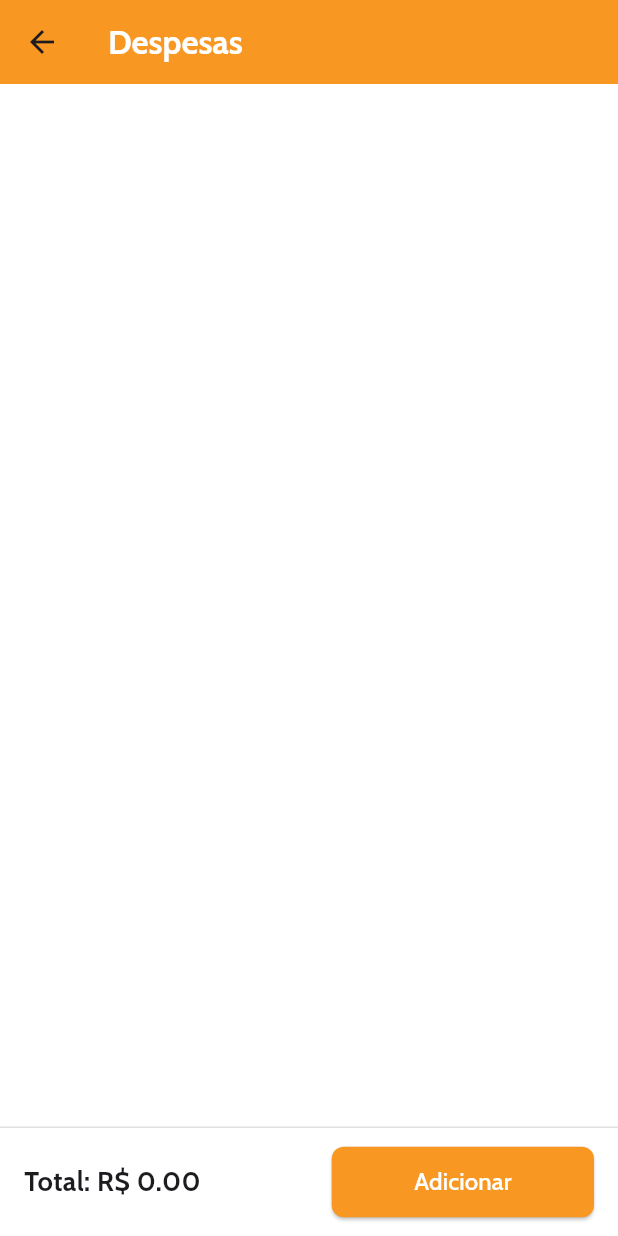
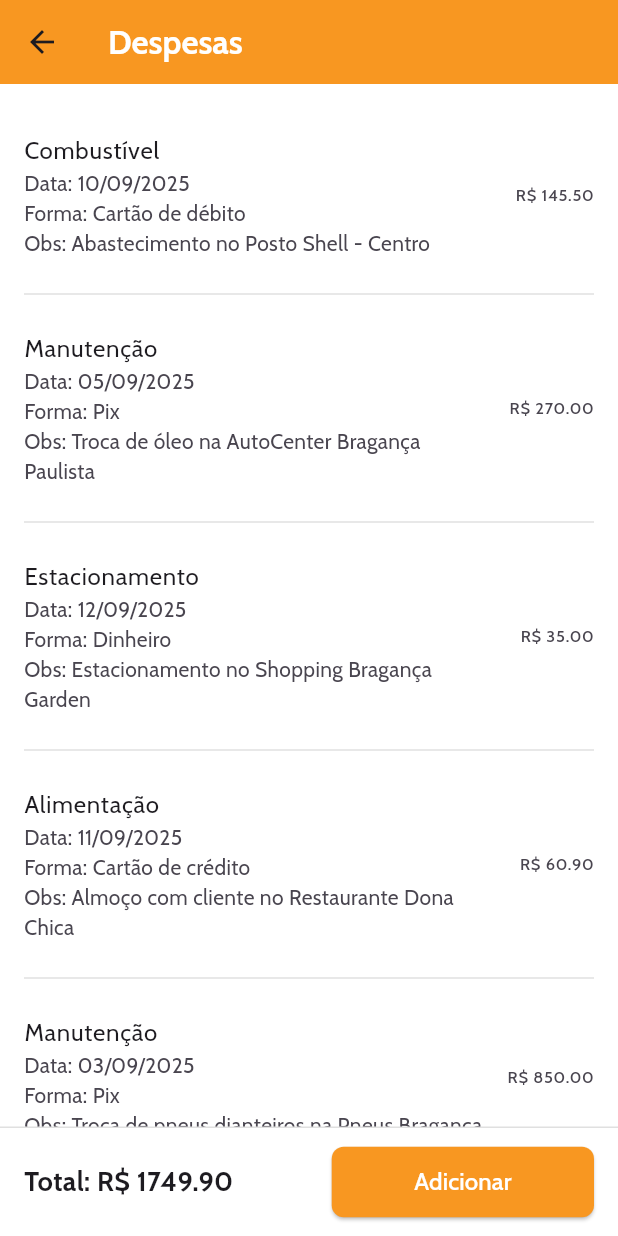
Before and after one commit to marcio-brener/ride_buddy_flutter, a Flutter app: the DespesasScreen screen opened directly, on a phone screen of 412 x 824 dp. Run offline on Flutter 3.47's test engine with Material 3 defaults, Android fonts, the phone set to English and light mode, and no system bars; our stand-ins replace google_fonts.

Commit message:
Implementadas telas de Login, Home e Despesas

```diff
--- a/lib/screens/despesas_screen.dart
+++ b/lib/screens/despesas_screen.dart
@@ -9,7 +9,78 @@ class DespesasScreen extends StatefulWidget {
 }
 
 class _DespesasScreenState extends State<DespesasScreen> {
-  final List<Map<String, dynamic>> _despesas = [];
+  final List<Map<String, dynamic>> _despesas = [
+    {
+      'categoria': 'Combustível',
+      'valor': 145.50,
+      'data': DateTime(2025, 9, 10),
+      'formaPagamento': 'Cartão de débito',
+      'observacoes': 'Abastecimento no Posto Shell - Centro',
+    },
+    {
+      'categoria': 'Manutenção',
+      'valor': 270.00,
+      'data': DateTime(2025, 9, 5),
+      'formaPagamento': 'Pix',
+      'observacoes': 'Troca de óleo na AutoCenter Bragança Paulista',
+    },
+    {
+      'categoria': 'Estacionamento',
+      'valor': 35.00,
+      'data': DateTime(2025, 9, 12),
+      'formaPagamento': 'Dinheiro',
+      'observacoes': 'Estacionamento no Shopping Bragança Garden',
+    },
+    {
+      'categoria': 'Alimentação',
+      'valor': 60.90,
+      'data': DateTime(2025, 9, 11),
+      'formaPagamento': 'Cartão de crédito',
+      'observacoes': 'Almoço com cliente no Restaurante Dona Chica',
+    },
+    {
+      'categoria': 'Manutenção',
+      'valor': 850.00,
+      'data': DateTime(2025, 9, 3),
+      'formaPagamento': 'Pix',
+      'observacoes': 'Troca de pneus dianteiros na Pneus Bragança',
+    },
+    {
+      'categoria': 'Combustível',
+      'valor': 130.00,
+      'data': DateTime(2025, 9, 15),
+      'formaPagamento': 'Cartão de crédito',
+      'observacoes': 'Abastecimento no Posto Ipiranga - Jardim do Lago',
+    },
+    {
+      'categoria': 'Estacionamento',
+      'valor': 45.00,
+      'data': DateTime(2025, 9, 16),
+      'formaPagamento': 'Dinheiro',
+      'observacoes': 'Estacionamento próximo ao Terminal Rodoviário',
+    },
+    {
+      'categoria': 'Alimentação',
+      'valor': 23.50,
+      'data': DateTime(2025, 9, 14),
+      'formaPagamento': 'Dinheiro',
+      'observacoes': 'Lanche rápido na Lanchonete McDonald\'s - Centro',
+    },
+    {
+      'categoria': 'Manutenção',
+      'valor': 50.00,
+      'data': DateTime(2025, 9, 13),
+      'formaPagamento': 'Pix',
+      'observacoes': 'Lavagem completa no Lava Rápido Bragança Paulista',
+    },
+    {
+      'categoria': 'Combustível',
+      'valor': 140.00,
+      'data': DateTime(2025, 9, 18),
+      'formaPagamento': 'Cartão de débito',
+      'observacoes': 'Abastecimento no Posto Petrobras - Centro',
+    },
+  ];
 
   double get total =>
       _despesas.fold(0, (sum, item) => sum + (item['valor'] as double));
@@ -30,7 +101,6 @@ class _DespesasScreenState extends State<DespesasScreen> {
   ];
 
   void _addDespesa(BuildContext rootContext) {
-    String descricao = '';
     String? categoria;
     String valor = '';
     DateTime? data;
@@ -72,7 +142,7 @@ class _DespesasScreenState extends State<DespesasScreen> {
                     ),
                     SizedBox(height: 16),
 
-                    // Categoria / Descrição
+                    // Categoria
                     DropdownButtonFormField<String>(
                       value: categoria,
                       decoration: InputDecoration(
@@ -92,7 +162,6 @@ class _DespesasScreenState extends State<DespesasScreen> {
                       onChanged: (val) {
                         setStateSheet(() {
                           categoria = val;
-                          descricao = val ?? '';
                         });
                       },
                     ),
@@ -226,15 +295,13 @@ class _DespesasScreenState extends State<DespesasScreen> {
                           child: ElevatedButton(
                             onPressed: () {
                               double? valorDouble = double.tryParse(valor);
-                              if (descricao.isEmpty ||
+                              if (categoria == null ||
                                   valor.isEmpty ||
                                   valorDouble == null ||
                                   valorDouble <= 0 ||
                                   data == null ||
                                   formaPagamento == null) {
-                                // Fecha o modal
                                 Navigator.pop(context);
-                                // Mostra SnackBar no Scaffold principal
                                 ScaffoldMessenger.of(rootContext).showSnackBar(
                                   SnackBar(
                                     content: Text(
@@ -248,7 +315,6 @@ class _DespesasScreenState extends State<DespesasScreen> {
 
                               setState(() {
                                 _despesas.add({
-                                  'descricao': descricao,
                                   'categoria': categoria,
                                   'valor': valorDouble,
                                   'data': data,
@@ -308,9 +374,10 @@ class _DespesasScreenState extends State<DespesasScreen> {
           final item = _despesas[index];
           return ListTile(
             contentPadding: EdgeInsets.symmetric(vertical: 8),
-            title: Text('${item['categoria']} - ${item['descricao']}'),
+            title: Text(item['categoria']),
             subtitle: Text(
-              'Data: ${DateFormat('dd/MM/yyyy').format(item['data'])}\nForma: ${item['formaPagamento']}${item['observacoes'].isNotEmpty ? "\nObs: ${item['observacoes']}" : ""}',
+              'Data: ${DateFormat('dd/MM/yyyy').format(item['data'])}\n'
+              'Forma: ${item['formaPagamento']}${item['observacoes'].isNotEmpty ? "\nObs: ${item['observacoes']}" : ""}',
             ),
             trailing: Text('R\$ ${item['valor'].toStringAsFixed(2)}'),
           );
```
